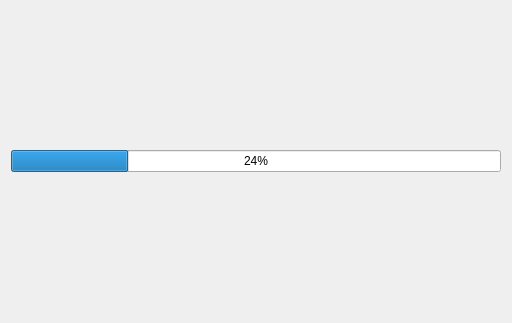
Shuhei-YOSHIDA/ros2_tiny_utils, file rqt_progressbar/src/rqt_progressbar/rqt_progressbar.ui: the form before one commit.
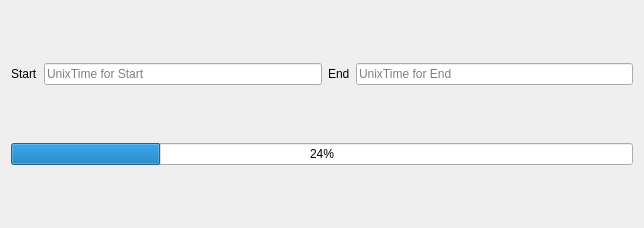
The form after the commit.

Commit message: WIP: RptProgressbar, added lineedit

The edit to the form file:
```diff
--- a/rqt_progressbar/src/rqt_progressbar/rqt_progressbar.ui
+++ b/rqt_progressbar/src/rqt_progressbar/rqt_progressbar.ui
@@ -6,14 +6,52 @@
    <rect>
     <x>0</x>
     <y>0</y>
-    <width>512</width>
-    <height>323</height>
+    <width>644</width>
+    <height>228</height>
    </rect>
   </property>
   <property name="windowTitle">
    <string>RqtProgressbar</string>
   </property>
   <layout class="QVBoxLayout" name="verticalLayout_2">
+   <item>
+    <layout class="QHBoxLayout" name="horizontalLayout">
+     <item>
+      <widget class="QLabel" name="label">
+       <property name="text">
+        <string>Start</string>
+       </property>
+      </widget>
+     </item>
+     <item>
+      <widget class="QLineEdit" name="startUnixLineEdit">
+       <property name="text">
+        <string/>
+       </property>
+       <property name="placeholderText">
+        <string>UnixTime for Start</string>
+       </property>
+      </widget>
+     </item>
+     <item>
+      <widget class="QLabel" name="label_2">
+       <property name="text">
+        <string>End</string>
+       </property>
+      </widget>
+     </item>
+     <item>
+      <widget class="QLineEdit" name="endUnixLineEdit">
+       <property name="text">
+        <string/>
+       </property>
+       <property name="placeholderText">
+        <string>UnixTime for End</string>
+       </property>
+      </widget>
+     </item>
+    </layout>
+   </item>
    <item>
     <layout class="QVBoxLayout" name="verticalLayout">
      <property name="spacing">
```
The commit also changes 1 other file.
